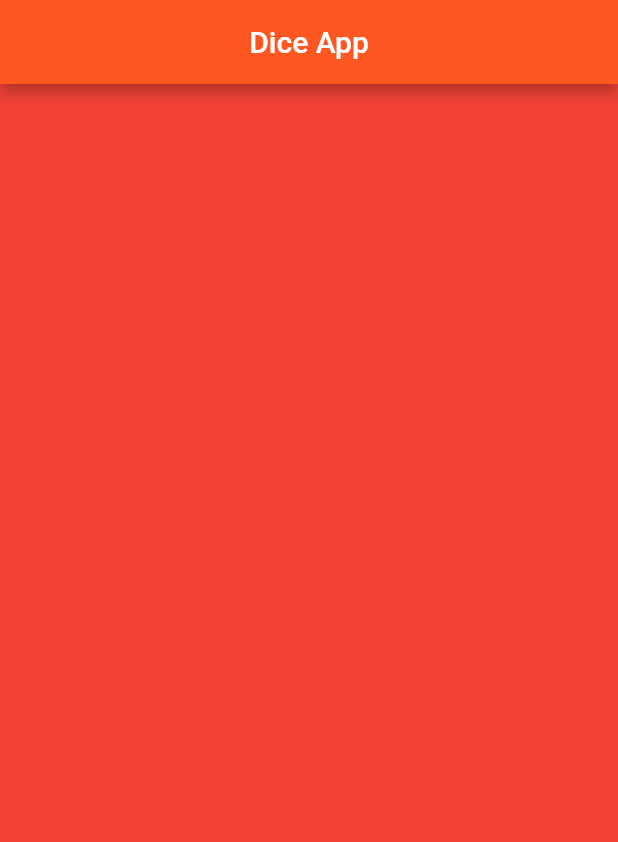
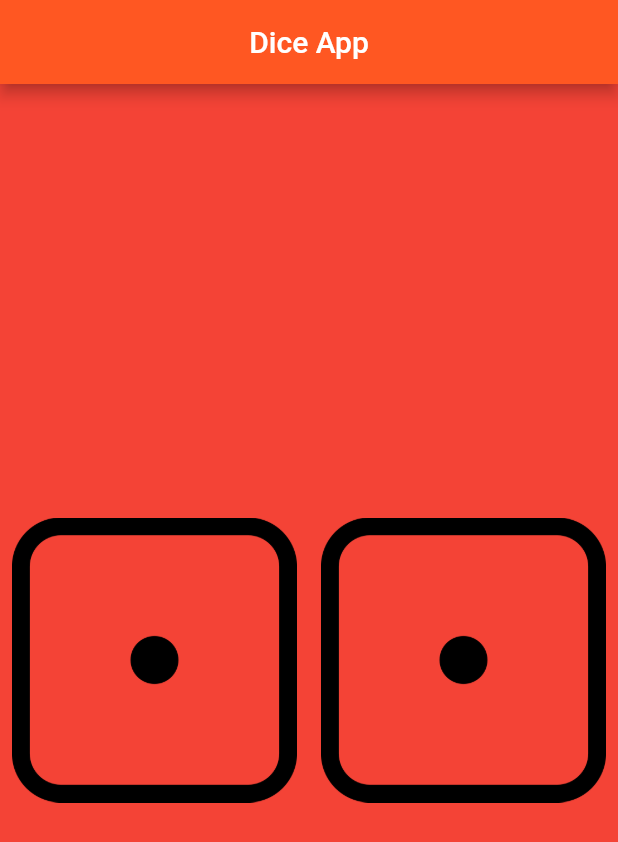
Before and after one commit to Bilal-Basharat/Flutter-ACM-FellowShip, a Flutter app: the screen it shows after launch, on a phone screen of 412 x 824 dp. Shown: the top 842 px of the screen. Run offline on Flutter 3.47's test engine with Material 2 defaults, Android fonts, the phone set to English and light mode, and no system bars; our stand-ins replace flutter_riverpod.

Commit message:
UI of Dice game is completed

```diff
--- a/Flutter_Dice_Game/lib/main.dart
+++ b/Flutter_Dice_Game/lib/main.dart
@@ -18,6 +18,28 @@ class DiceApp extends StatelessWidget {
 
   @override
   Widget build(BuildContext context) {
-    return Container();
+    return Center(
+      child: Row(
+        children: [
+          Expanded(
+      child:TextButton(
+        onPressed: (){
+          print('Left Button is pressed');
+        },
+        child: Image.asset(
+            'images/dice1.png'),
+      ),
+      ),
+          Expanded(
+      child: TextButton(
+        onPressed: (){
+          print('Right Button is pressed');
+        },
+        child: Image.asset(
+        'images/dice1.png'),
+      ),),
+        ],
+      ),
+    );
   }
 }
--- a/Flutter_Dice_Game/pubspec.yaml
+++ b/Flutter_Dice_Game/pubspec.yaml
@@ -59,9 +59,8 @@ flutter:
   uses-material-design: true
 
   # To add assets to your application, add an assets section, like this:
-  # assets:
-  #   - images/a_dot_burr.jpeg
-  #   - images/a_dot_ham.jpeg
+  assets:
+    - images/
 
   # An image asset can refer to one or more resolution-specific "variants", see
   # https://flutter.dev/assets-and-images/#resolution-aware
```
Also changed, not shown: Flutter_Dice_Game/images/dice1.png (added), Flutter_Dice_Game/images/dice2.png (added), Flutter_Dice_Game/images/dice3.png (added), Flutter_Dice_Game/images/dice4.png (added), Flutter_Dice_Game/images/dice5.png (added), Flutter_Dice_Game/images/dice6.png (added).
